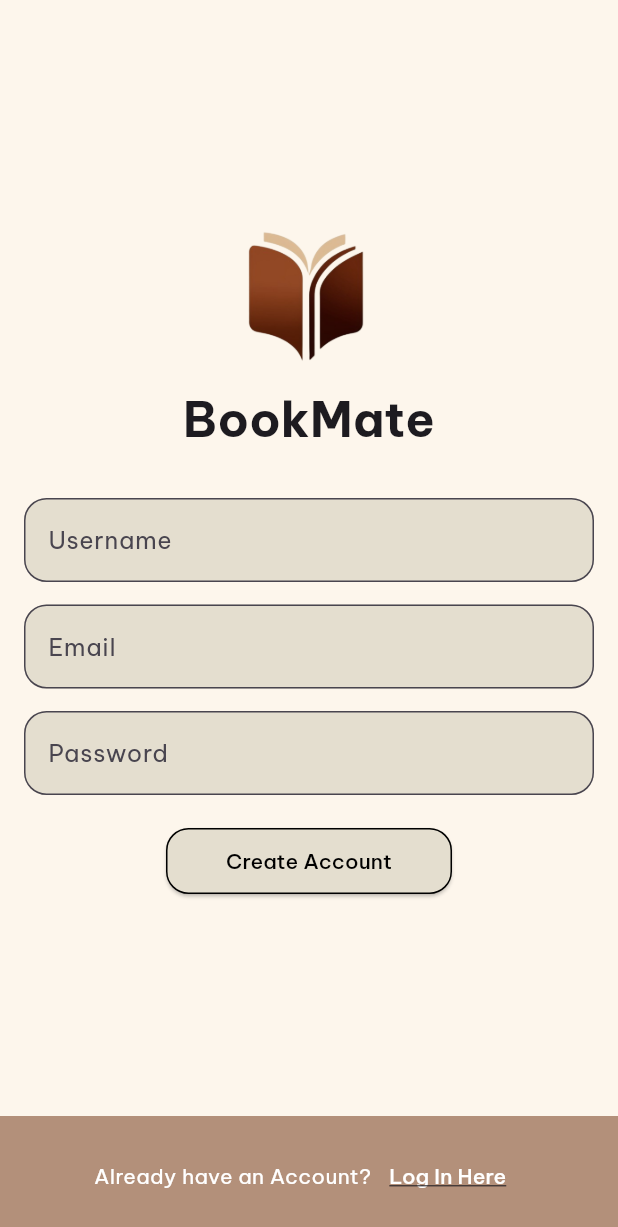
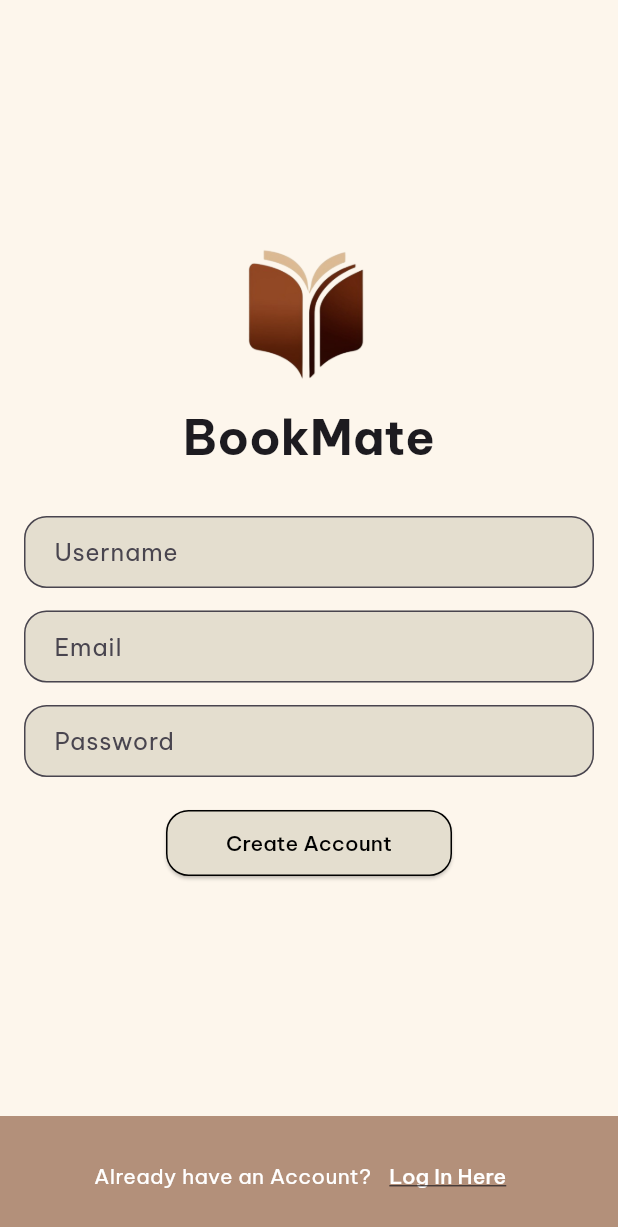
Before and after one commit to AnnisaFadila069/FP-TeknologiBerkembang, a Flutter app: the RegisterPage screen opened directly, on a phone screen of 412 x 824 dp. Shown: the top 1227 px of the screen. Run offline on Flutter 3.47's test engine with Material 3 defaults, Android fonts, the light colour scheme and no system bars; our stand-ins replace cloud_firestore, firebase_auth, firebase_core, google_fonts, shared_preferences; accounts and stored records are empty.

Commit message:
Update registerpage.dart

```diff
--- a/lib/registerpage.dart
+++ b/lib/registerpage.dart
@@ -147,11 +147,17 @@ class _RegisterPageState extends State<RegisterPage> {
                           decoration: InputDecoration(
                             hintText: 'Username',
                             filled: true,
-                            fillColor: const Color(0xFFE4DECF),
+                            fillColor: const Color(0xFFE4DECF), // Warna latar belakang
                             border: OutlineInputBorder(
                               borderRadius: BorderRadius.circular(15),
                             ),
+                            contentPadding: const EdgeInsets.symmetric(horizontal: 16, vertical: 12),
+                            focusedBorder: OutlineInputBorder(
+                              borderRadius: BorderRadius.circular(15),
+                              borderSide: const BorderSide(color: Colors.brown)
+                            ),
                           ),
+                          cursorColor: Colors.brown, // Warna kursor
                         ),
                         const SizedBox(height: 15),
                         TextField(
@@ -159,11 +165,18 @@ class _RegisterPageState extends State<RegisterPage> {
                           decoration: InputDecoration(
                             hintText: 'Email',
                             filled: true,
-                            fillColor: const Color(0xFFE4DECF),
+                            fillColor: const Color(0xFFE4DECF), // Warna latar belakang
                             border: OutlineInputBorder(
                               borderRadius: BorderRadius.circular(15),
                             ),
+                            contentPadding: const EdgeInsets.symmetric(horizontal: 16, vertical: 12),
+                            focusedBorder: OutlineInputBorder(
+                              borderRadius: BorderRadius.circular(15),
+                              borderSide: const BorderSide(color: Colors.brown)
+                            ),
                           ),
+                          keyboardType: TextInputType.emailAddress, // Keyboard untuk email
+                          cursorColor: Colors.brown, // Warna kursor
                         ),
                         const SizedBox(height: 15),
                         TextField(
@@ -174,6 +187,11 @@ class _RegisterPageState extends State<RegisterPage> {
                             fillColor: const Color(0xFFE4DECF),
                             border: OutlineInputBorder(
                               borderRadius: BorderRadius.circular(15),
+                            ),
+                            contentPadding: const EdgeInsets.symmetric(horizontal: 16, vertical: 12),
+                            focusedBorder: OutlineInputBorder(
+                              borderRadius: BorderRadius.circular(15),
+                              borderSide: const BorderSide(color: Colors.brown), // Ganti warna fokus sesuai kebutuhan
                             ),
                           ),
                           obscureText: true,
```
